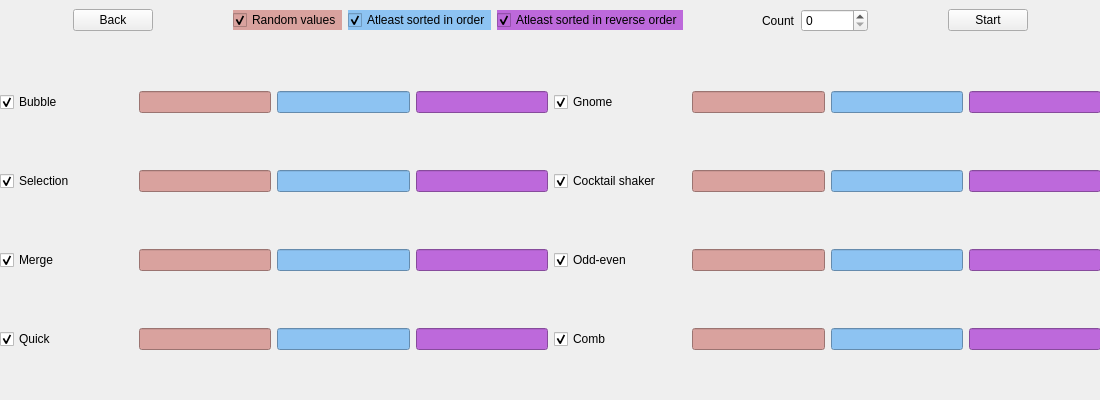
Megarekrut65/4sem-ooop-lab2, file lab2/algorithms_efficiency_window.ui: the form before one commit.
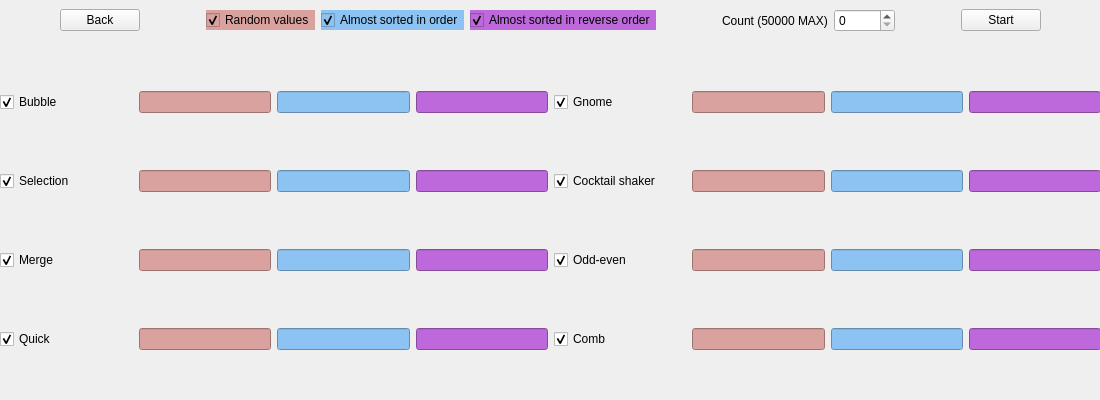
The form after the commit.

```diff
--- a/lab2/algorithms_efficiency_window.ui
+++ b/lab2/algorithms_efficiency_window.ui
@@ -621,7 +621,7 @@
        <string notr="true">background-color:#8dc3f2;</string>
       </property>
       <property name="text">
-       <string>Atleast sorted in order</string>
+       <string>Almost sorted in order</string>
       </property>
       <property name="checked">
        <bool>true</bool>
@@ -634,7 +634,7 @@
        <string notr="true">background-color: #bd69db;</string>
       </property>
       <property name="text">
-       <string>Atleast sorted in reverse order</string>
+       <string>Almost sorted in reverse order</string>
       </property>
       <property name="checked">
        <bool>true</bool>
@@ -657,7 +657,7 @@
     <item>
      <widget class="QLabel" name="label">
       <property name="text">
-       <string>Count</string>
+       <string>Count (50000 MAX)</string>
       </property>
      </widget>
     </item>
@@ -670,7 +670,7 @@
        </sizepolicy>
       </property>
       <property name="maximum">
-       <number>100000</number>
+       <number>50000</number>
       </property>
      </widget>
     </item>
```
